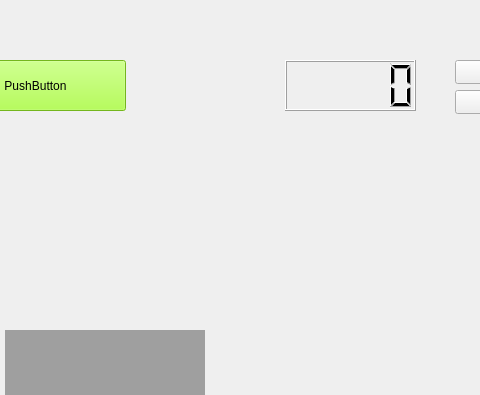
This is form.ui in wxiafbi/fbi_10 as Qt 5 draws it before an edit; both pictures show x 155 to 635 and y 0 to 395 of the 800 by 600 pixel window. The edited form follows.
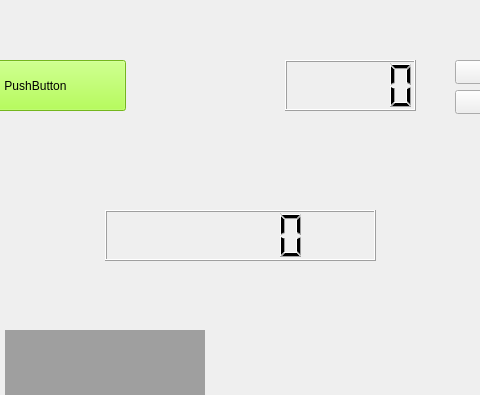
This is the edited form.

```diff
--- a/form.ui
+++ b/form.ui
@@ -80,6 +80,16 @@
     </property>
    </widget>
   </widget>
+  <widget class="QLCDNumber" name="lcdNumber_2">
+   <property name="geometry">
+    <rect>
+     <x>260</x>
+     <y>210</y>
+     <width>271</width>
+     <height>51</height>
+    </rect>
+   </property>
+  </widget>
  </widget>
  <resources/>
  <connections>
```
